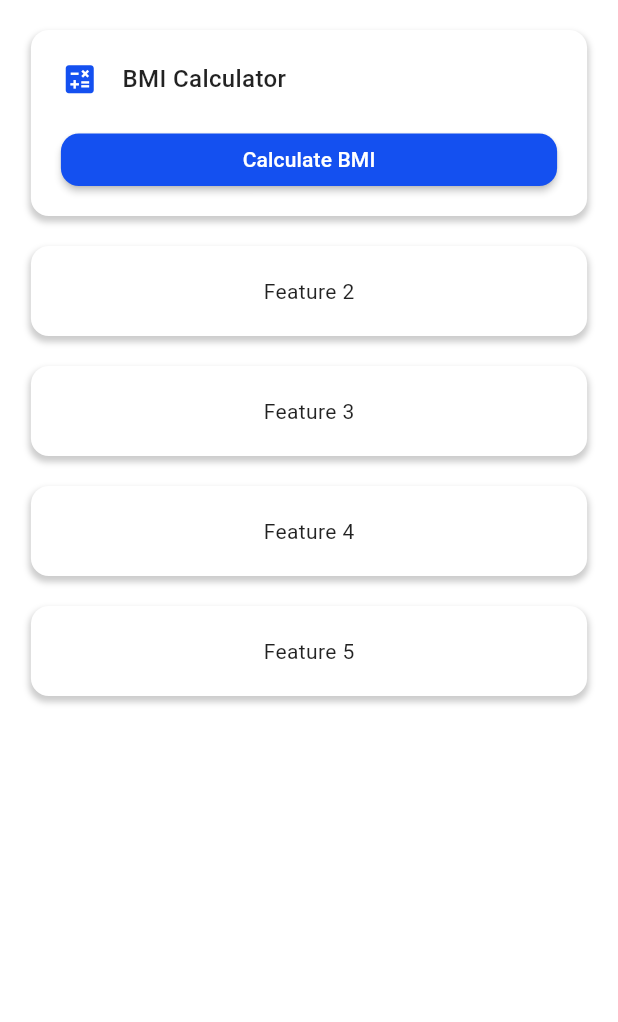
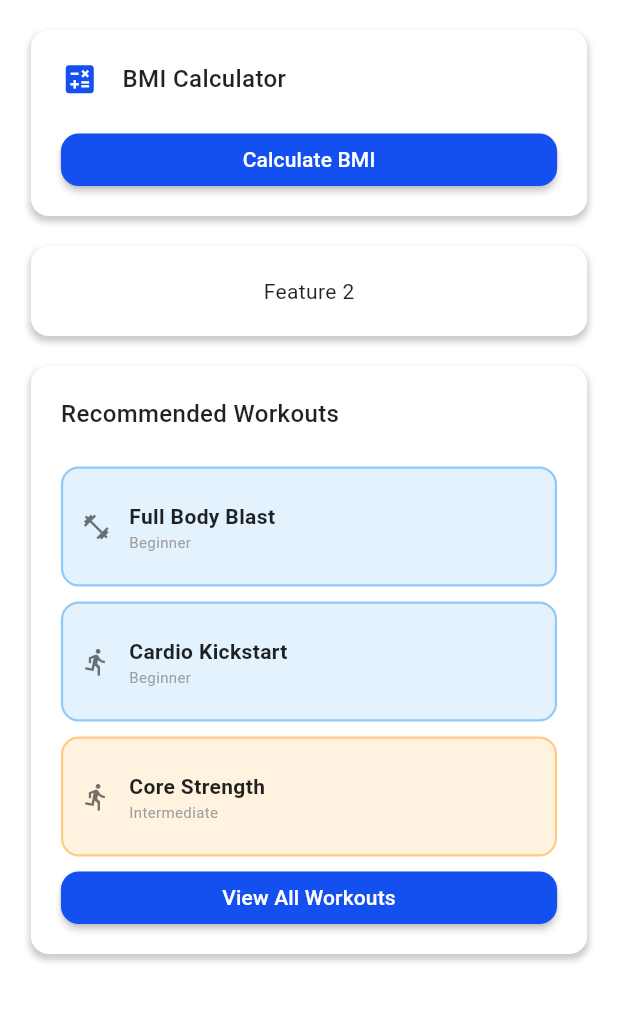
Before and after one commit to Kair1NG/FitMetricsApp, a Flutter app: the screen it shows after launch, on a phone screen of 412 x 824 dp, the part 84-1106 px from its top. Run offline on Flutter 3.47's test engine with Material 3 defaults, Android fonts, the phone set to English and light mode, and no system bars; Roboto replaces fonts that are missing (ShatellSans).

Commit message:
feat: Some fixes on names, and navigation.

```diff
--- a/fit_metrics/lib/common/widgets/app_bar.dart
+++ b/fit_metrics/lib/common/widgets/app_bar.dart
@@ -1,4 +1,3 @@
-import 'package:fit_metrics/screens/profile.dart';
 import 'package:flutter/material.dart';
 
 class CommonAppBar extends StatelessWidget implements PreferredSizeWidget {
@@ -63,10 +62,7 @@ class CommonAppBar extends StatelessWidget implements PreferredSizeWidget {
               color: Colors.transparent,
               child: InkWell(
                 onTap: () {
-                  Navigator.push(
-                    context,
-                    MaterialPageRoute(builder: (context) => Profile()),
-                  );
+                  Navigator.pushNamed(context, '/profile');
                 },
 
                 child: Container(
--- a/fit_metrics/lib/main.dart
+++ b/fit_metrics/lib/main.dart
@@ -1,5 +1,9 @@
+import 'package:fit_metrics/screens/bmi_calculator_screen.dart';
 import 'package:fit_metrics/screens/home.dart';
-import 'screens/recommendedworkouts.dart';
+import 'package:fit_metrics/screens/profile.dart';
+import 'package:fit_metrics/screens/progress_bmi_screen.dart';
+import 'package:fit_metrics/screens/register.dart';
+import 'screens/recommended_workouts.dart';
 import 'package:flutter/material.dart';
 
 void main() {
@@ -35,8 +39,12 @@
         ),
       ),
       home: Home(),
-       routes: {
-        '/recommendedWorkouts': (context) => const WorkoutLibraryScreen(),
+      routes: {
+        '/recommended_workouts': (context) => WorkoutLibraryScreen(),
+        '/bmi_calculator_screen': (context) => BMICalculatorScreen(),
+        '/profile': (context) => Profile(),
+        '/register': (context) => Register(),
+        '/progress_tracker': (context) => ProgressBMIScreen(),
       },
     );
   }
--- a/fit_metrics/lib/screens/bmi_calculator_screen.dart
+++ b/fit_metrics/lib/screens/bmi_calculator_screen.dart
@@ -60,7 +60,7 @@ class _BMICalculatorScreenState extends State<BMICalculatorScreen> {
     final cs = Theme.of(context).colorScheme;
 
     return Scaffold(
-      backgroundColor: Colors.white,
+      backgroundColor: cs.surface,
       appBar: CommonAppBar(icon: Icons.calculate, title: "BMI Calculator"),
       body: Padding(
         padding: const EdgeInsets.all(16.0),
--- a/fit_metrics/lib/screens/home.dart
+++ b/fit_metrics/lib/screens/home.dart
@@ -1,7 +1,7 @@
 import 'package:fit_metrics/common/helpers/container_extensions.dart';
+import 'package:fit_metrics/common/helpers/home_extentions.dart';
 import 'package:fit_metrics/common/widgets/app_bar.dart';
 import 'package:fit_metrics/common/widgets/drawer.dart';
-import 'package:fit_metrics/screens/bmi_calculator_screen.dart';
 import 'package:flutter/material.dart';
 
 class Home extends StatelessWidget {
@@ -13,13 +13,11 @@ class Home extends StatelessWidget {
       backgroundColor: colorScheme.surface,
       appBar: CommonAppBar(),
       drawer: CommonDrawer(),
-      body: Center(
-        // This container serves as the main content area
+      body: SingleChildScrollView(
         child: Container(
           alignment: Alignment.center,
-
-          // ALL the features within this column
           child: Column(
+            mainAxisAlignment: MainAxisAlignment.center,
             children: [
               // BMI Calculator
               context.styledContainer(
@@ -48,11 +46,9 @@ class Home extends StatelessWidget {
                       height: 35,
                       child: ElevatedButton(
                         onPressed: () {
-                          Navigator.push(
+                          Navigator.pushNamed(
                             context,
-                            MaterialPageRoute(
-                              builder: (context) => BMICalculatorScreen(),
-                            ),
+                            '/bmi_calculator_screen',
                           );
                         },
                         style: context.styledElevatedButton().style,
@@ -66,13 +62,67 @@ class Home extends StatelessWidget {
                 child: Column(children: [Text('Feature 2')]),
               ),
               context.styledContainer(
-                child: Column(children: [Text('Feature 3')]),
-              ),
-              context.styledContainer(
-                child: Column(children: [Text('Feature 4')]),
-              ),
-              context.styledContainer(
-                child: Column(children: [Text('Feature 5')]),
+                child: Column(
+                  children: [
+                    Row(
+                      children: [
+                        Text(
+                          'Recommended Workouts',
+                          style: TextStyle(
+                            fontSize: 16,
+                            fontWeight: FontWeight.w500,
+                            color: colorScheme.onSurface,
+                          ),
+                        ),
+                      ],
+                    ),
+                    SizedBox(height: 24),
+                    Column(
+                      children: [
+                        buildWorkoutCard(
+                          context,
+                          'Full Body Blast',
+                          'Beginner',
+                          Icons.fitness_center,
+                          Colors.blue[50]!,
+                          Colors.blue[200]!,
+                        ),
+                        SizedBox(height: 10),
+                        buildWorkoutCard(
+                          context,
+                          'Cardio Kickstart',
+                          'Beginner',
+                          Icons.directions_run,
+                          Colors.blue[50]!,
+                          Colors.blue[200]!,
+                        ),
+                        SizedBox(height: 10),
+                        buildWorkoutCard(
+                          context,
+                          'Core Strength',
+                          'Intermediate',
+                          Icons.directions_run,
+                          Colors.orange[50]!,
+                          Colors.orange[200]!,
+                        ),
+                        SizedBox(height: 10),
+                        SizedBox(
+                          height: 35,
+                          child: ElevatedButton(
+                            onPressed: () {
+                              Navigator.pushNamed(
+                                context,
+                                '/recommended_workouts',
+                              );
+                            },
+                            style: context.styledElevatedButton().style,
+                            child: Text('View All Workouts'),
+                          ),
+                        ),
+                      ],
+                    ),
+                  ],
+                ),
               ),
             ],
           ),
--- a/fit_metrics/lib/screens/profile.dart
+++ b/fit_metrics/lib/screens/profile.dart
@@ -1,6 +1,5 @@
 import 'package:fit_metrics/common/helpers/container_extensions.dart';
 import 'package:fit_metrics/common/widgets/app_bar.dart';
-import 'package:fit_metrics/common/widgets/drawer.dart';
 import 'package:flutter/material.dart';
 
 class Profile extends StatelessWidget {
@@ -14,8 +13,6 @@ class Profile extends StatelessWidget {
     return Scaffold(
       backgroundColor: colorScheme.surface,
       appBar: CommonAppBar(icon: Icons.person, title: 'Profile'),
-      // this needs to be back button instead of hamburger menu
-      drawer: CommonDrawer(),
       body: Container(
         margin: EdgeInsets.only(
           top: screenHeight * 0.02,
@@ -40,7 +37,7 @@ class Profile extends StatelessWidget {
                       ),
                     ),
                     // Uncomment for profile image
-                    // backgroundImage: AssetImage('assets/images/profile.jpg'),
+                    // backgroundImage: AssetImage(''),
                   ),
                   const SizedBox(width: 16),
                   Expanded(
--- a/fit_metrics/lib/screens/progress_bmi_screen.dart
+++ b/fit_metrics/lib/screens/progress_bmi_screen.dart
@@ -53,7 +53,7 @@ class ProgressBMIScreen extends StatelessWidget {
             const SizedBox(height: 20),
 
             // the Chart
-            ProgressChart(entries: entries),
+            // ProgressChart(entries: entries),
             const SizedBox(height: 20),
 
             // Weekly progress list
```
Also changed, not shown: fit_metrics/lib/common/widgets/drawer.dart (+9 -12 lines), fit_metrics/lib/screens/recommendedworkouts.dart (deleted, +0 -165 lines), fit_metrics/lib/widgets/progress_bmi_chart.dart (+32 -32 lines), fit_metrics/pubspec.yaml (+5 -2 lines), fit_metrics/pubspec.lock. Lines whose indentation alone changed are shown as unchanged.
